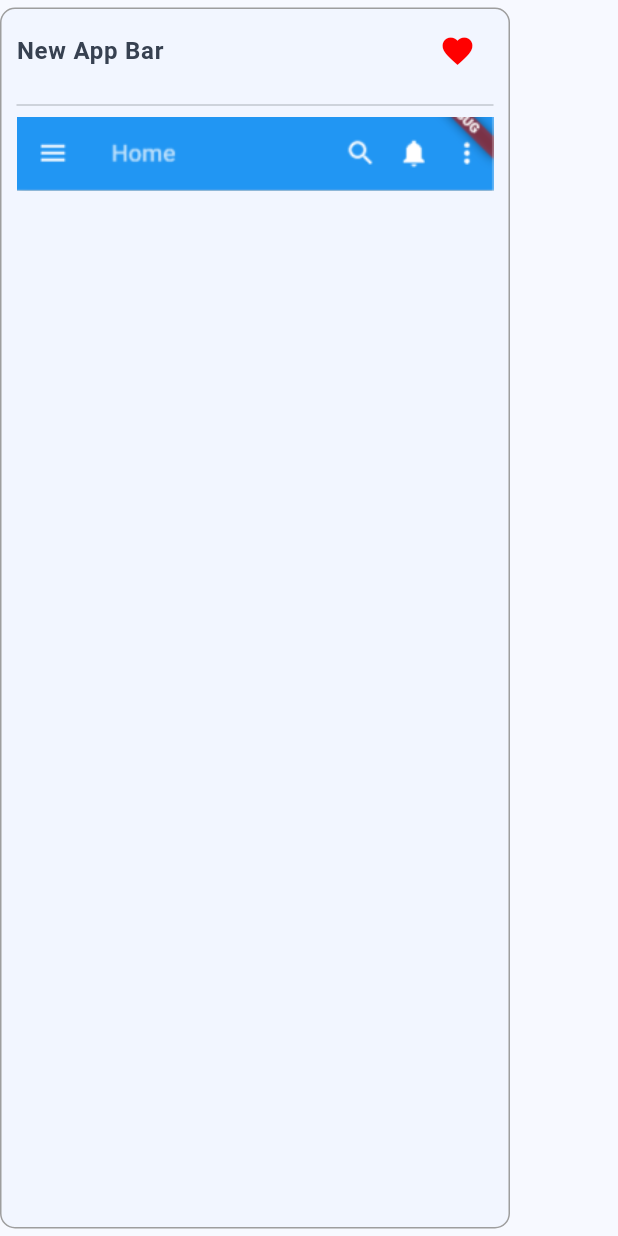
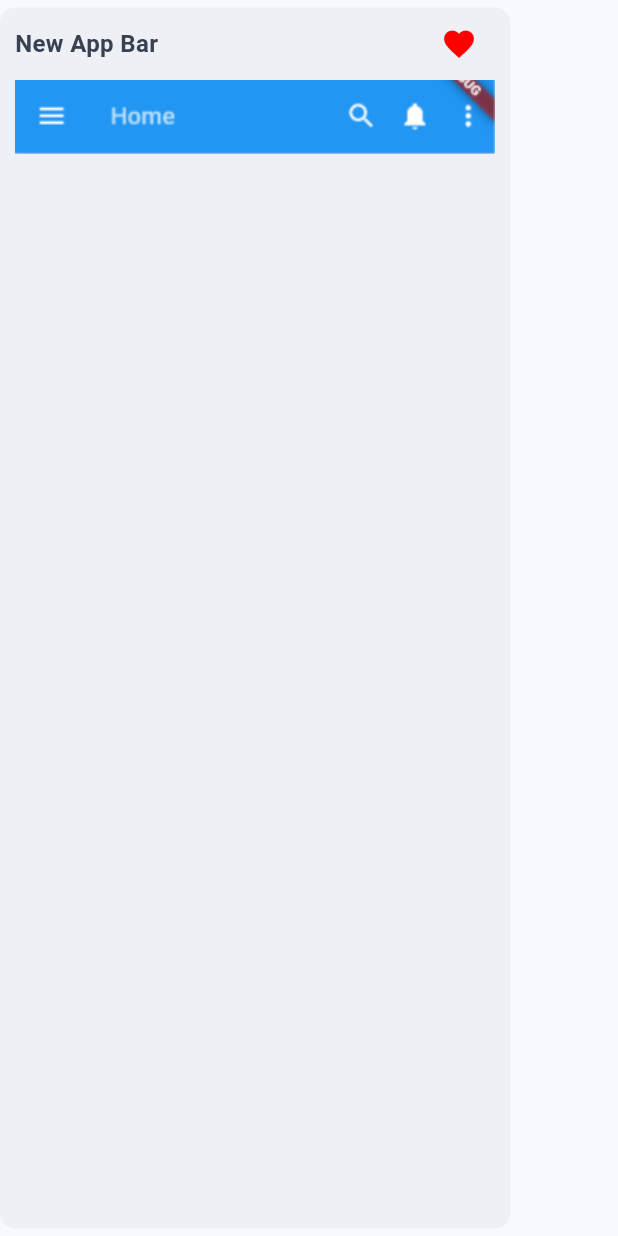
Before and after one commit to ammardev99/Widgets, a Flutter app: what componentCard() shows on an empty page, opened directly with sample values from the repository, on a phone screen of 412 x 824 dp. Run offline on Flutter 3.47's test engine with Material 3 defaults, Android fonts, the phone set to English and light mode, and no system bars; our stand-ins replace animated_notch_bottom_bar, animated_splash_screen, flutter_svg, get, image_picker.

Commit message:
set colors in cards

```diff
--- a/lib/modules/favorite/view.dart
+++ b/lib/modules/favorite/view.dart
@@ -2,6 +2,7 @@ import 'package:flutter/material.dart';
 import 'package:get/get.dart';
 import 'package:widgets/models/dummy.dart';
 import 'package:widgets/routes/routes_name.dart';
+import 'package:widgets/utilities/color.dart';
 import 'package:widgets/widgets/component_cart.dart';
 
 import 'logic.dart';
@@ -31,8 +32,8 @@ class FavoritePage extends StatelessWidget {
                 itemBuilder: (BuildContext context, int index) {
                   var filteredCollection =
                       collection.where((item) => item.favorite.value).toList();
-                  return componentCard(
-                      filteredCollection[index], RouteName.widgetsInfo);
+                  return componentCard(filteredCollection[index],
+                      AppColors.light, RouteName.widgetsInfo);
                 },
               );
             })
--- a/lib/modules/inner screens/components/view.dart
+++ b/lib/modules/inner screens/components/view.dart
@@ -35,7 +35,7 @@ class ComponentsPage extends StatelessWidget {
               physics: const NeverScrollableScrollPhysics(),
               itemCount: collection.length,
               itemBuilder: (BuildContext context, int index) =>
-                  componentCard(collection[index], RouteName.widgetsInfo),
+                  componentCard(collection[index],myTechonology[Get.arguments].color,RouteName.widgetsInfo),
             ),
           ],
         ),
--- a/lib/widgets/component_cart.dart
+++ b/lib/widgets/component_cart.dart
@@ -4,12 +4,12 @@ import 'package:widgets/models/dummy.dart';
 import 'package:widgets/utilities/color.dart';
 import 'package:widgets/widgets/formating.dart';
 
-Widget componentCard(MyWidget widget, [String? widgetsInfo]) {
+Widget componentCard(MyWidget widget, Color color, [String? widgetsInfo]) {
   return // widget card
       Container(
     margin: const EdgeInsets.symmetric(vertical: 5),
     child: InkWell(
-      splashColor: AppColors.splashColor,
+      splashColor: color.withOpacity(0.3),
       highlightColor: Colors.transparent,
       hoverColor: Colors.transparent,
       onTap: () {
@@ -22,34 +22,27 @@ Widget componentCard(MyWidget widget, [String? widgetsInfo]) {
           padding: const EdgeInsets.only(right: 10, bottom: 10, left: 10),
           width: 340,
           decoration: BoxDecoration(
-            color: AppColors.light,
-            border: Border.all(
-              color: Colors.grey,
-              width: 1,
-            ),
+            color: color.withOpacity(0.1),
             borderRadius: BorderRadius.circular(10),
           ),
           child: Column(
             children: [
-              ListTile(
-                  contentPadding: const EdgeInsets.all(0),
-                  title: customHeading(widget.title),
-                  trailing: IconButton(
-                    onPressed: () {
-                      widget.favorite.value = !widget.favorite.value;
-                      // ignore: avoid_print
-                      print(widget.favorite);
-                    },
-                    icon: Obx((){
-                      return widget.favorite.value == true
+              Row(
+                mainAxisAlignment: MainAxisAlignment.spaceBetween,
+                children: [
+                  customHeading(widget.title),
+                  IconButton(onPressed: () {
+                    widget.favorite.value = !widget.favorite.value;
+                  }, icon: Obx(() {
+                    return widget.favorite.value == true
                         ? const Icon(
                             Icons.favorite,
                             color: AppColors.red,
                           )
                         : const Icon(Icons.favorite_border);
-                    })
-                  )),
-              const Divider(),
+                  }))
+                ],
+              ),
               Image.asset(
                 widget.img,
                 fit: BoxFit.contain,
```
Also changed, not shown: lib/modules/inner screens/collection/view.dart (+6 -6 lines), lib/widgets/collection_card.dart (+3 -4 lines).
